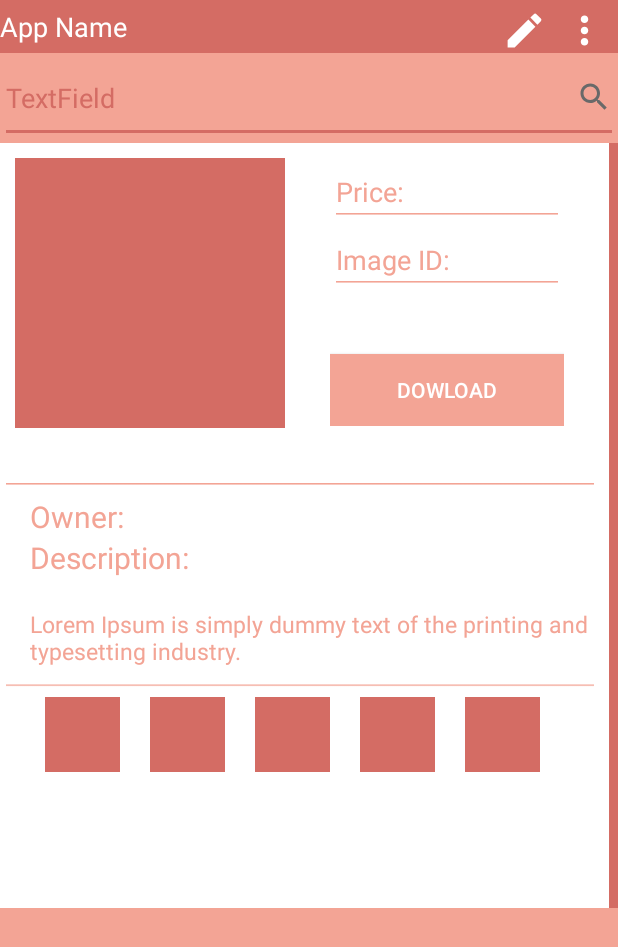
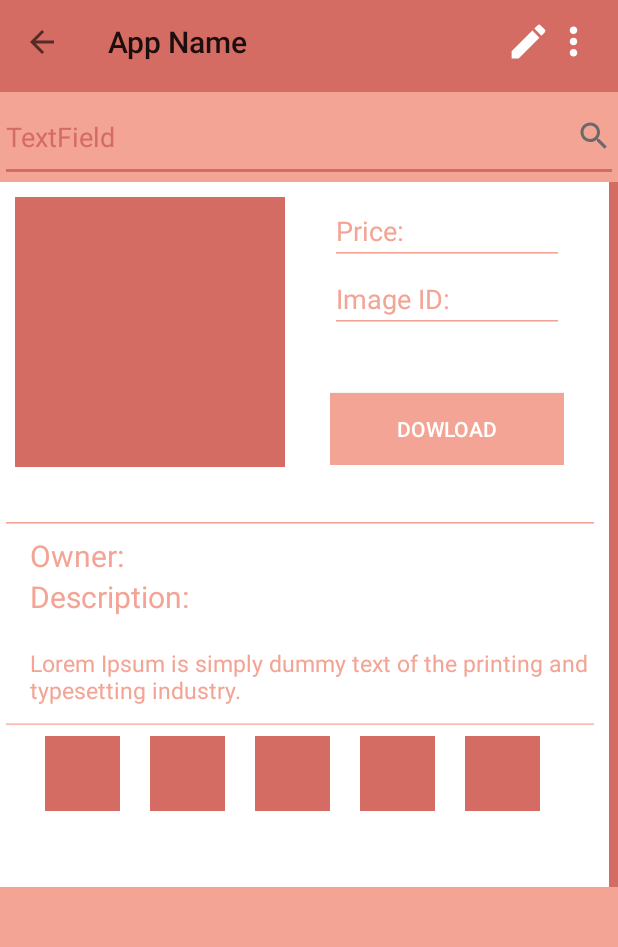
Before and after one commit to alaudee/AppEstrela, an Android app: the CadastroActivity screen opened directly, with no data from a screen before it, on a phone screen of 412 x 824 dp. Shown: the top 947 px of the screen. Run offline under Robolectric (Android 15) with nearby library versions, the phone set to English and light mode, and no system bars.

Commit message:
Aplicado a Toolbar

```diff
--- a/app/src/main/java/br/com/etecia/appestrela/CadastroActivity.java
+++ b/app/src/main/java/br/com/etecia/appestrela/CadastroActivity.java
@@ -1,7 +1,10 @@
 package br.com.etecia.appestrela;
 
+import android.content.Intent;
 import android.support.v7.app.AppCompatActivity;
 import android.os.Bundle;
+import android.support.v7.widget.Toolbar;
+import android.view.MenuItem;
 
 public class CadastroActivity extends AppCompatActivity {
 
@@ -9,5 +12,30 @@ public class CadastroActivity extends AppCompatActivity {
     protected void onCreate(Bundle savedInstanceState) {
         super.onCreate(savedInstanceState);
         setContentView(R.layout.activity_cadastro);
+
+        Toolbar toolbar = (Toolbar) findViewById(R.id.idToolbarCadastro);
+        setSupportActionBar(toolbar);
+
+        getSupportActionBar().setDisplayHomeAsUpEnabled(true);
+        getSupportActionBar().setDisplayShowHomeEnabled(true);
+        getSupportActionBar().setTitle("App Name");
+    }
+
+    @Override
+    public boolean onOptionsItemSelected(MenuItem item) {
+        switch (item.getItemId()) {
+            case android.R.id.home:
+                onBackPressed();
+                break;
+        }
+
+        return super.onOptionsItemSelected(item);
+    }
+
+    @Override
+    public void onBackPressed() {
+        startActivity(new Intent(getApplicationContext(),LoginActivity.class));
+
+        super.onBackPressed();
     }
 }
--- a/app/src/main/res/layout/activity_cadastro.xml
+++ b/app/src/main/res/layout/activity_cadastro.xml
@@ -8,38 +8,29 @@
     android:orientation="vertical"
     tools:context=".CadastroActivity">
 
+    <android.support.v7.widget.Toolbar
+        android:id="@+id/idToolbarCadastro"
+        android:layout_width="match_parent"
+        android:layout_height="wrap_content">
+
+        <ImageView
+            android:layout_width="wrap_content"
+            android:layout_height="wrap_content"
+            android:src="@drawable/ic_create_dp"
+            android:layout_marginLeft="180dp"
+            />
+        <ImageView
+            android:layout_width="wrap_content"
+            android:layout_height="wrap_content"
+            android:src="@drawable/ic_more_vert_dp"
+            />
+    </android.support.v7.widget.Toolbar>
+
     <LinearLayout
         android:layout_width="match_parent"
-        android:layout_height="600dp"
+        android:layout_height="530dp"
         android:layout_marginTop="5dp"
         android:orientation="vertical">
-
-        <LinearLayout
-            android:layout_width="wrap_content"
-            android:layout_height="wrap_content"
-            android:orientation="horizontal">
-
-            <TextView
-                android:layout_width="wrap_content"
-                android:layout_height="wrap_content"
-                android:text="App Name"
-                android:textColor="@color/corFonte"
-                android:textSize="18dp" />
-
-            <ImageButton
-                android:layout_width="wrap_content"
-                android:layout_height="wrap_content"
-                android:layout_marginLeft="250dp"
-                android:background="@color/corDeFundo"
-                android:src="@drawable/ic_create_dp" />
-
-            <ImageButton
-                android:layout_width="wrap_content"
-                android:layout_height="wrap_content"
-                android:layout_marginLeft="10dp"
-                android:background="@color/corDeFundo"
-                android:src="@drawable/ic_more_vert_dp" />
-        </LinearLayout>
 
         <LinearLayout
             android:layout_width="match_parent"
@@ -136,50 +127,52 @@
                 android:text="@string/texto_app"
                 android:textColor="@color/corDosCampos"
                 android:textSize="15dp" />
+
             <EditText
                 android:layout_width="400dp"
                 android:layout_height="20dp"
-                android:backgroundTint="@color/corDosCampos"/>
+                android:backgroundTint="@color/corDosCampos" />
+
             <LinearLayout
-                android:layout_gravity="center"
                 android:layout_width="match_parent"
                 android:layout_height="wrap_content"
+                android:layout_gravity="center"
                 android:orientation="horizontal">
 
                 <ImageView
-                    android:layout_marginLeft="30dp"
                     android:layout_width="50dp"
                     android:layout_height="50dp"
-                    android:src="@drawable/quadrado"
-                    />
+                    android:layout_marginLeft="30dp"
+                    android:src="@drawable/quadrado" />
+
                 <ImageView
-                    android:layout_marginLeft="20dp"
                     android:layout_width="50dp"
                     android:layout_height="50dp"
-                    android:src="@drawable/quadrado"
-                    />
+                    android:layout_marginLeft="20dp"
+                    android:src="@drawable/quadrado" />
+
                 <ImageView
-                    android:layout_marginLeft="20dp"
                     android:layout_width="50dp"
                     android:layout_height="50dp"
-                    android:src="@drawable/quadrado"
-                    />
+                    android:layout_marginLeft="20dp"
+                    android:src="@drawable/quadrado" />
+
                 <ImageView
-                    android:layout_marginLeft="20dp"
                     android:layout_width="50dp"
                     android:layout_height="50dp"
-                    android:src="@drawable/quadrado"
-                    />
+                    android:layout_marginLeft="20dp"
+                    android:src="@drawable/quadrado" />
+
                 <ImageView
-                    android:layout_marginLeft="20dp"
                     android:layout_width="50dp"
                     android:layout_height="50dp"
-                    android:src="@drawable/quadrado"
-                    />
+                    android:layout_marginLeft="20dp"
+                    android:src="@drawable/quadrado" />
             </LinearLayout>
 
         </LinearLayout>
     </LinearLayout>
+
     <LinearLayout
         android:layout_width="match_parent"
         android:layout_height="match_parent"
--- a/app/src/main/res/layout/activity_splash.xml
+++ b/app/src/main/res/layout/activity_splash.xml
@@ -11,7 +11,7 @@
     <ImageButton
         android:layout_width="wrap_content"
         android:layout_height="wrap_content"
-        android:src="@drawable/appEstrelaLogo"
+        android:src="@drawable/app_estrela_logo"
         android:layout_gravity="center"
         android:layout_marginTop="180dp"
         android:background="@color/corDeFundo"/>
```
Also changed, not shown: app/src/main/AndroidManifest.xml (+10 -3 lines), app/src/main/java/br/com/etecia/appestrela/LoginActivity.java (+13 -0 lines), app/src/main/res/layout/activity_login.xml (+7 -14 lines), app/src/main/res/drawable-v24/app_estrela_logo.jpg (renamed from app/src/main/res/drawable-v24/appEstrelaLogo.jpg).
